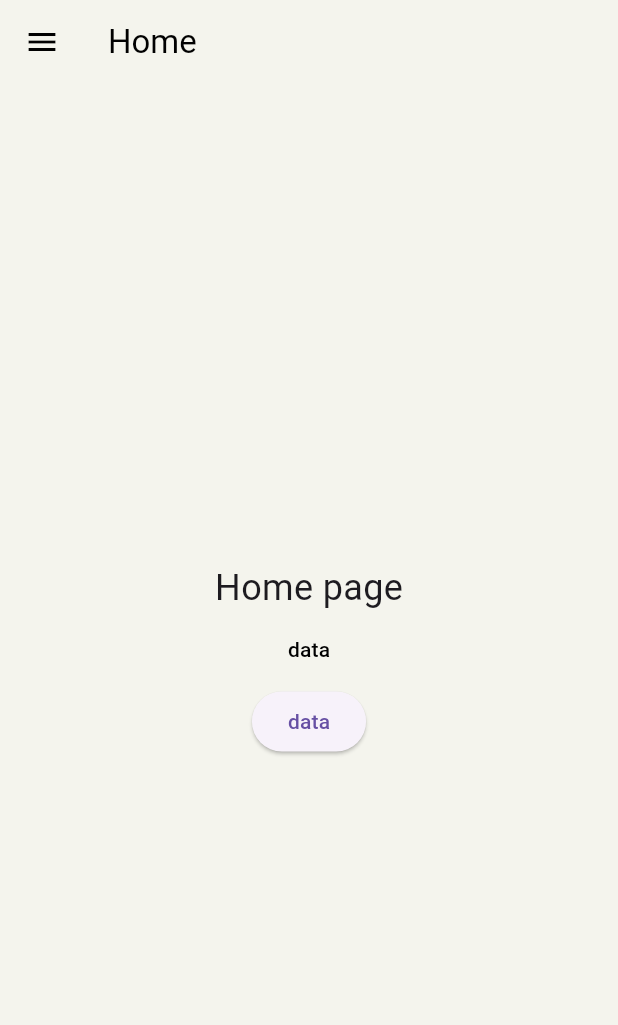
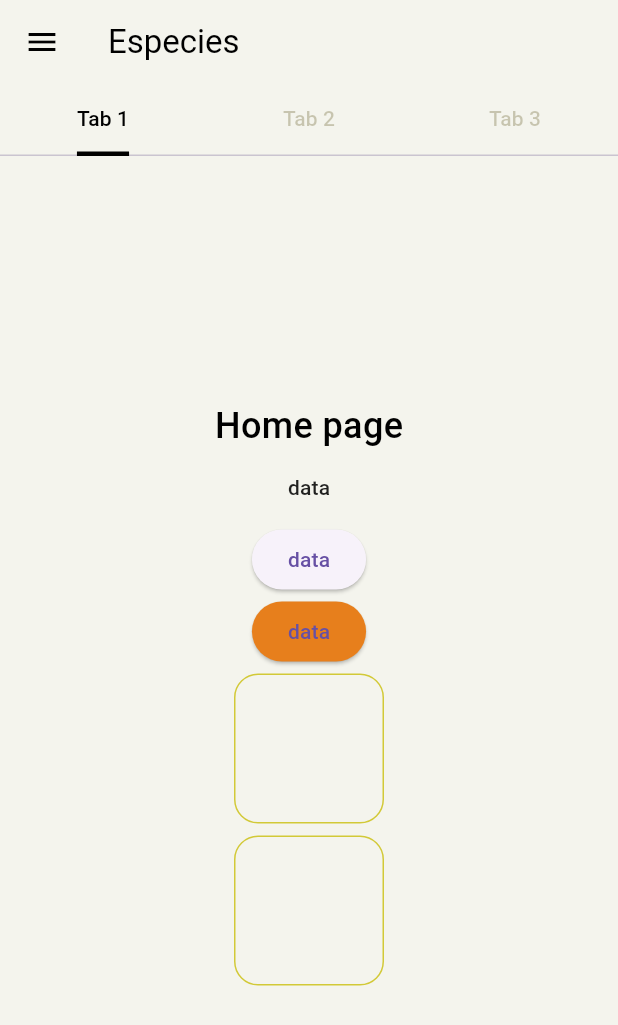
Before and after one commit to jmartinez888/species-app-flutter, a Flutter app: the screen it shows after launch, on a phone screen of 412 x 824 dp. Shown: the top 1025 px of the screen. Run offline on Flutter 3.47's test engine with Material 2 defaults, Android fonts, the light colour scheme and no system bars.

Commit message:
firts advance

```diff
--- a/lib/src/my_app.dart
+++ b/lib/src/my_app.dart
@@ -1,5 +1,5 @@
 import 'package:flutter/material.dart';
-import 'package:species/src/presentation/global/colors/colors.dart';
+import 'package:species/src/presentation/global/theme/theme.dart';
 import 'package:species/src/presentation/routes/routes.dart';
 import 'package:species/src/presentation/routes/routes_config.dart';
 
@@ -10,20 +10,7 @@ class MyApp extends StatelessWidget {
   Widget build(BuildContext context) {
     return MaterialApp(
       debugShowCheckedModeBanner: false,
-      theme: ThemeData(
-        useMaterial3: true,
-        primaryColor: secondaryColor,
-        buttonTheme: const ButtonThemeData(
-          buttonColor: customButtonColor,
-          textTheme: ButtonTextTheme.primary,
-        ),
-        scaffoldBackgroundColor: backgroundColor,
-        appBarTheme: const AppBarTheme(
-          backgroundColor: backgroundColor,
-          elevation: 0,
-          foregroundColor: Colors.black,
-        ),
-      ),
+      theme: lighTheme(context: context),
       routes: routes,
       initialRoute: Routes.home,
     );
--- a/lib/src/presentation/global/colors/colors.dart
+++ b/lib/src/presentation/global/colors/colors.dart
@@ -1,18 +1,29 @@
 import 'package:flutter/material.dart';
 
+// main colors
+const primaryColor = Color.fromRGBO(2, 103, 1, 1);
+const secondaryColor = Color.fromRGBO(0, 145, 190, 1);
+const tertiaryColor = Color.fromRGBO(231, 127, 28, 1);
+
+const whiteColor = Colors.white;
+
 // text colors
-const textColor = Color(0xFF000000);
+const lightTextColor = Color(0xFF000000);
 
 // background colors
-const backgroundColor = Color(0xFFF4F4ED);
-
-// button colors
-const customButtonColor = Color.fromRGBO(243, 106, 42, 1);
+const lightBackgroundColor = Color(0xFFF4F4ED);
 
 // border colors
 
 // shadow colors
 
-const primaryColor = Colors.green;
-const secondaryColor = Colors.lightGreen;
-const whiteColor = Colors.white;
+// tabbar colors
+const unselectedTabbarLabelColor = Color(0x43483F00);
+
+// card colors
+const lightCardColor = lightBackgroundColor;
+const lightCardBorderColor = Color(0xC3C8BC00);
+
+// bottom navigation bar colors
+const lightBottomNavigationBarColor = Color(0xEEEEE800);
+const lightBottomNavigationBarSelectedItemColor = Color(0xFFDCC400);
--- /dev/null
+++ b/lib/src/presentation/global/theme/theme.dart
@@ -0,0 +1,99 @@
+import 'package:flutter/material.dart';
+import 'package:species/src/presentation/global/colors/colors.dart';
+
+// Light Theme
+
+ThemeData lighTheme({required BuildContext context}) => ThemeData(
+      useMaterial3: true,
+      brightness: Brightness.light,
+      scaffoldBackgroundColor: lightBackgroundColor,
+      //!! APPBAR THEME ////
+      appBarTheme: const AppBarTheme(
+        backgroundColor: Colors.transparent,
+        toolbarHeight: 56.0,
+        foregroundColor: lightTextColor,
+        titleTextStyle: TextStyle(
+          fontSize: 22,
+          fontWeight: FontWeight.w400,
+          color: lightTextColor,
+        ),
+        elevation: 0,
+      ),
+      //!! TEXT THEME  ////
+      textTheme: const TextTheme(
+        bodyMedium: TextStyle(
+          fontSize: 16,
+          fontWeight: FontWeight.w500,
+          color: lightTextColor,
+        ),
+      ),
+
+      //!! DRAWER THEME ////
+      drawerTheme: const DrawerThemeData(
+        elevation: 0,
+        backgroundColor: lightBackgroundColor,
+      ),
+
+      //!! TABBAR THEME ////
+      tabBarTheme: const TabBarTheme(
+        labelColor: lightTextColor,
+        labelStyle: TextStyle(
+          fontSize: 14,
+          fontWeight: FontWeight.w500,
+        ),
+        unselectedLabelStyle: TextStyle(
+          fontSize: 14,
+          fontWeight: FontWeight.w500,
+          color: unselectedTabbarLabelColor,
+        ),
+        indicator: UnderlineTabIndicator(
+          borderSide: BorderSide(
+            width: 3,
+          ),
+        ),
+      ),
+
+      //!! CARD THEME ////
+      cardTheme: const CardTheme(
+        color: lightCardColor,
+        elevation: 0,
+        shape: RoundedRectangleBorder(
+          side: BorderSide(
+            width: 1.0,
+            color: lightCardBorderColor,
+          ),
+          borderRadius: BorderRadius.all(
+            Radius.circular(16),
+          ),
+        ),
+      ),
+
+      //!! BOTTOM NAVIGATION BAR THEME ////
+      bottomNavigationBarTheme: const BottomNavigationBarThemeData(
+        backgroundColor: lightBottomNavigationBarColor,
+        elevation: 0,
+        selectedIconTheme: IconThemeData(
+          size: 24,
+        ),
+        selectedItemColor: lightBottomNavigationBarSelectedItemColor,
+        unselectedItemColor: unselectedTabbarLabelColor,
+        showSelectedLabels: false,
+        showUnselectedLabels: false,
+      ),
+
+      //!! BUTTON THEME ////
+      // elevatedButtonTheme: ElevatedButtonThemeData(
+      //   style: ElevatedButton.styleFrom(
+      //     backgroundColor: tertiaryColor,
+      //     foregroundColor: whiteColor,
+      //     textStyle: const TextStyle(
+      //       fontSize: 16,
+      //       fontWeight: FontWeight.w500,
+      //     ),
+      //     shape: RoundedRectangleBorder(
+      //       borderRadius: BorderRadius.circular(8),
+      //     ),
+      //     minimumSize: const Size(double.infinity, 48),
+      //   ),
+      // ),
+    );
--- a/lib/src/presentation/global/widgets/appbar/main_appbar.dart
+++ b/lib/src/presentation/global/widgets/appbar/main_appbar.dart
@@ -6,14 +6,12 @@ AppBar mainAppBar({
   List<Widget>? actions,
   required bool centerTitle,
   String title = '',
+  TabBar? tabBar,
 }) {
   return AppBar(
     title: title.isEmpty ? null : Text(title),
     centerTitle: centerTitle,
-    leading: IconButton(
-      onPressed: () {},
-      icon: const Icon(Icons.menu),
-    ),
     actions: actions,
+    bottom: tabBar,
   );
 }
--- a/lib/src/presentation/views/home/pages/home_page.dart
+++ b/lib/src/presentation/views/home/pages/home_page.dart
@@ -1,5 +1,6 @@
 // Material
 import 'package:flutter/material.dart';
+import 'package:species/src/presentation/global/colors/colors.dart';
 import 'package:species/src/presentation/global/widgets/appbar/main_appbar.dart';
 // Colors
 // Widgets
@@ -10,10 +11,125 @@ class HomePage extends StatelessWidget {
 
   @override
   Widget build(BuildContext context) {
+    final List<Tab> tabs = [
+      Tab(text: 'Tab 1'),
+      Tab(text: 'Tab 2'),
+      Tab(text: 'Tab 3'),
+    ];
+
     return Scaffold(
+      body: DefaultTabController(
+        length: tabs.length,
+        child: Scaffold(
           appBar: mainAppBar(
             centerTitle: false,
-        title: 'Home',
+            title: 'Especies',
+            tabBar: tabs.isNotEmpty
+                ? TabBar(
+                    tabs: tabs,
+                  )
+                : null,
+          ),
+          drawer: Drawer(
+            child: ListView(
+              children: [
+                const DrawerHeader(
+                  decoration: BoxDecoration(
+                    border: Border(bottom: BorderSide.none),
+                  ),
+                  child: Text(
+                    'Species IIAP',
+                    style: TextStyle(
+                      fontSize: 22,
+                      fontWeight: FontWeight.w400,
+                    ),
+                  ),
+                ),
+                const Padding(
+                  padding: EdgeInsets.symmetric(horizontal: 16),
+                  child: Text(
+                    'Especies',
+                    style: TextStyle(
+                      color: primaryColor,
+                      fontSize: 16,
+                      fontWeight: FontWeight.w500,
+                    ),
+                  ),
+                ),
+                Padding(
+                  padding: const EdgeInsets.symmetric(horizontal: 16),
+                  child: Container(
+                    decoration: BoxDecoration(
+                      borderRadius: BorderRadius.circular(100),
+                      color: tertiaryColor,
+                    ),
+                    child: ListTile(
+                      leading: const Icon(
+                        Icons.home,
+                        color: lightTextColor,
+                      ),
+                      title: const Text(
+                        'Item 1',
+                        style: TextStyle(
+                          color: lightTextColor,
+                          fontSize: 14,
+                          fontWeight: FontWeight.w600,
+                        ),
+                      ),
+                      onTap: () {},
+                    ),
+                  ),
+                ),
+                Padding(
+                  padding: const EdgeInsets.symmetric(horizontal: 16),
+                  child: Container(
+                    decoration: BoxDecoration(
+                      borderRadius: BorderRadius.circular(100),
+                      color: tertiaryColor,
+                    ),
+                    child: ListTile(
+                      leading: const Icon(
+                        Icons.home,
+                        color: lightTextColor,
+                      ),
+                      title: const Text(
+                        'Item 1',
+                        style: TextStyle(
+                          color: lightTextColor,
+                          fontSize: 14,
+                          fontWeight: FontWeight.w600,
+                        ),
+                      ),
+                      onTap: () {},
+                    ),
+                  ),
+                ),
+                Padding(
+                  padding: const EdgeInsets.symmetric(horizontal: 16),
+                  child: Container(
+                    decoration: BoxDecoration(
+                      borderRadius: BorderRadius.circular(100),
+                      color: tertiaryColor,
+                    ),
+                    child: ListTile(
+                      leading: const Icon(
+                        Icons.home,
+                        color: lightTextColor,
+                      ),
+                      title: const Text(
+                        'Item 1',
+                        style: TextStyle(
+                          color: lightTextColor,
+                          fontSize: 14,
+                          fontWeight: FontWeight.w600,
+                        ),
+                      ),
+                      onTap: () {},
+                    ),
+                  ),
+                ),
+              ],
+            ),
           ),
           body: Padding(
             padding: const EdgeInsets.symmetric(horizontal: 16),
@@ -28,8 +144,27 @@ class HomePage extends StatelessWidget {
                     ),
                   ),
                   MaterialButton(onPressed: () {}, child: const Text('data')),
-              ElevatedButton(onPressed: () {}, child: const Text('data'))
+                  ElevatedButton(onPressed: () {}, child: const Text('data')),
+                  ElevatedButton(
+                      style: ElevatedButton.styleFrom(
+                          backgroundColor: tertiaryColor),
+                      onPressed: () {},
+                      child: const Text('data')),
+                  const Card(
+                    child: SizedBox(
+                      height: 100,
+                      width: 100,
+                    ),
+                  ),
+                  const Card(
+                    child: SizedBox(
+                      height: 100,
+                      width: 100,
+                    ),
+                  ),
                 ],
+              ),
+            ),
           ),
         ),
       ),
```
Lines whose indentation alone changed are shown as unchanged.
